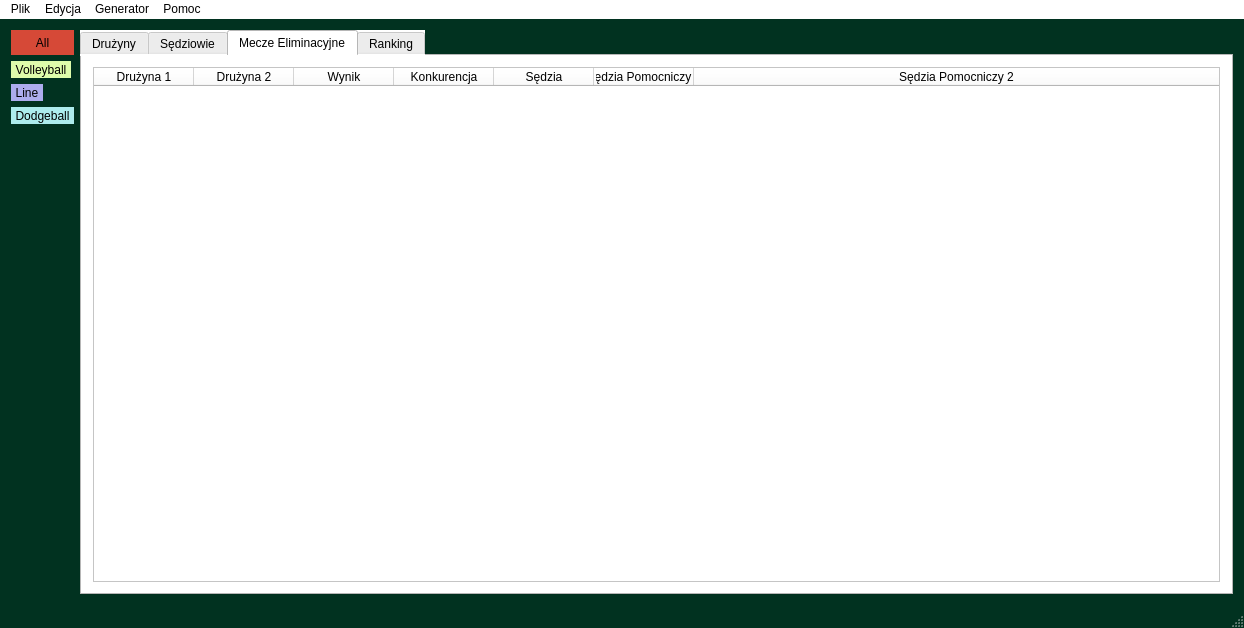
Qt form Projekt/mainwindow.ui (Karoru19/Project) before a commit.
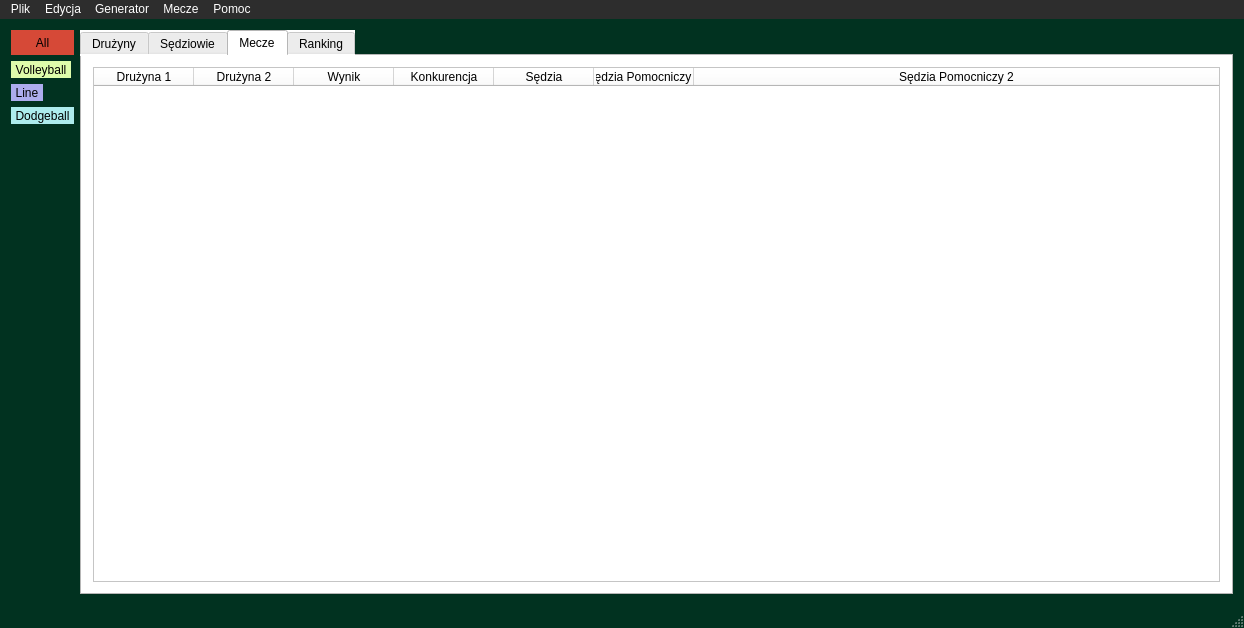
The same form after that commit. The open tabs and pages were chosen to show the change. Icons and pictures are not drawn.

```diff
--- a/Projekt/mainwindow.ui
+++ b/Projekt/mainwindow.ui
@@ -25,7 +25,8 @@
 background-color: #f97c6a;
 }
 QMenuBar {
-background-color: #FFFFFF;
+background-color: #2D2D2D;
+color:  #FFFFFF;
 }</string>
   </property>
   <widget class="QWidget" name="centralWidget">
@@ -319,7 +320,7 @@
       </widget>
       <widget class="QWidget" name="TabMatch">
        <attribute name="title">
-        <string>Mecze Eliminacyjne</string>
+        <string>Mecze</string>
        </attribute>
        <layout class="QVBoxLayout" name="verticalLayout_5">
         <item>
@@ -488,9 +489,16 @@
     <addaction name="actionGeneruj_Druzyny"/>
     <addaction name="actionGeneruj_Sedziego"/>
    </widget>
+   <widget class="QMenu" name="menuMecze">
+    <property name="title">
+     <string>Mecze</string>
+    </property>
+    <addaction name="actionRozegraj"/>
+   </widget>
    <addaction name="menuXD"/>
    <addaction name="menuEdycja"/>
    <addaction name="menuGenerator"/>
+   <addaction name="menuMecze"/>
    <addaction name="menuHelp"/>
   </widget>
   <widget class="QStatusBar" name="statusBar"/>
```
Left out of the diff: 7 changed lines with no effect on the pictures.
